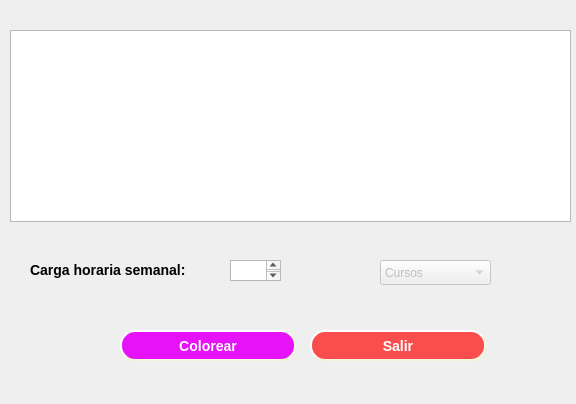
Before: the Qt Designer form coloringdialog.ui in Santiago-Pinto/colorcraft, drawn with Qt 5.
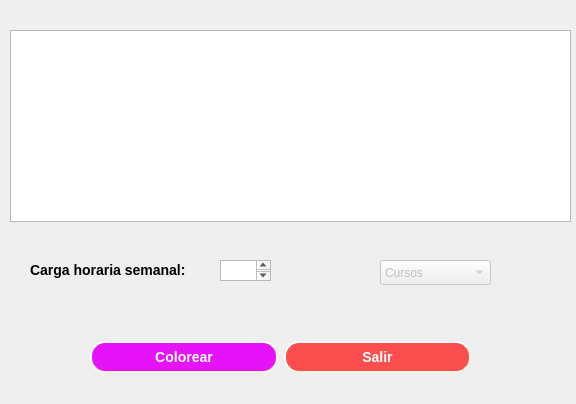
After: the same form once the commit is applied.

```diff
--- a/coloringdialog.ui
+++ b/coloringdialog.ui
@@ -22,88 +22,6 @@
      <height>385</height>
     </rect>
    </property>
-   <widget class="QPushButton" name="colorBtn">
-    <property name="geometry">
-     <rect>
-      <x>120</x>
-      <y>330</y>
-      <width>176</width>
-      <height>31</height>
-     </rect>
-    </property>
-    <property name="styleSheet">
-     <string notr="true">QPushButton {
-      background-color: rgb(230, 19, 249);
-	  border-style: outset;
-	  border-width: 2px;
-	  border-radius: 15px;
-	  border-color: beige;
-	  font: bold 14px;
-	  color: white;
-	  min-width: 10em;
-	  padding: 6px;
- }
-
-QPushButton:hover:!pressed
-{
-      background-color: rgb(189, 0, 174);
-	  border-style: outset;
-	  border-width: 2px;
-	  border-radius: 15px;
-	  border-color: beige;
-	  font: bold 14px;
-	  color: white;
-	  min-width: 10em;
-	  padding: 6px;
-}
-QPushButton:disabled {
-background-color:rgb(136, 138, 133);
-}</string>
-    </property>
-    <property name="text">
-     <string>Colorear</string>
-    </property>
-   </widget>
-   <widget class="QPushButton" name="exitBtn">
-    <property name="geometry">
-     <rect>
-      <x>310</x>
-      <y>330</y>
-      <width>176</width>
-      <height>31</height>
-     </rect>
-    </property>
-    <property name="styleSheet">
-     <string notr="true">QPushButton {
-      background-color: rgb(250, 78, 78);
-	  border-style: outset;
-	  border-width: 2px;
-	  border-radius: 15px;
-	  border-color: beige;
-	  font: bold 14px;
-	  color: white;
-	  min-width: 10em;
-	  padding: 6px;
- }
-
-
-QPushButton:hover:!pressed
-{
-      background-color: rgb(204, 0, 0);
-	  border-style: outset;
-	  border-width: 2px;
-	  border-radius: 15px;
-	  border-color: beige;
-	  font: bold 14px;
-	  color: white;
-	  min-width: 10em;
-	  padding: 6px;
-}</string>
-    </property>
-    <property name="text">
-     <string>Salir</string>
-    </property>
-   </widget>
    <widget class="QTableWidget" name="scheduleGrd">
     <property name="geometry">
      <rect>
@@ -158,7 +76,7 @@
    <widget class="QTextEdit" name="textEdit">
     <property name="geometry">
      <rect>
-      <x>230</x>
+      <x>220</x>
       <y>260</y>
       <width>51</width>
       <height>21</height>
@@ -173,6 +91,101 @@
 &lt;p style=&quot;-qt-paragraph-type:empty; margin-top:0px; margin-bottom:0px; margin-left:0px; margin-right:0px; -qt-block-indent:0; text-indent:0px;&quot;&gt;&lt;br /&gt;&lt;/p&gt;&lt;/body&gt;&lt;/html&gt;</string>
     </property>
    </widget>
+   <widget class="QLabel" name="lblProcessing">
+    <property name="geometry">
+     <rect>
+      <x>220</x>
+      <y>290</y>
+      <width>91</width>
+      <height>51</height>
+     </rect>
+    </property>
+    <property name="text">
+     <string/>
+    </property>
+   </widget>
+   <widget class="QWidget" name="">
+    <property name="geometry">
+     <rect>
+      <x>90</x>
+      <y>340</y>
+      <width>381</width>
+      <height>34</height>
+     </rect>
+    </property>
+    <layout class="QHBoxLayout" name="horizontalLayout">
+     <item>
+      <widget class="QPushButton" name="colorBtn">
+       <property name="styleSheet">
+        <string notr="true">QPushButton {
+      background-color: rgb(230, 19, 249);
+	  border-style: outset;
+	  border-width: 2px;
+	  border-radius: 15px;
+	  border-color: beige;
+	  font: bold 14px;
+	  color: white;
+	  min-width: 10em;
+	  padding: 6px;
+ }
+
+QPushButton:hover:!pressed
+{
+      background-color: rgb(189, 0, 174);
+	  border-style: outset;
+	  border-width: 2px;
+	  border-radius: 15px;
+	  border-color: beige;
+	  font: bold 14px;
+	  color: white;
+	  min-width: 10em;
+	  padding: 6px;
+}
+QPushButton:disabled {
+background-color:rgb(136, 138, 133);
+}</string>
+       </property>
+       <property name="text">
+        <string>Colorear</string>
+       </property>
+      </widget>
+     </item>
+     <item>
+      <widget class="QPushButton" name="exitBtn">
+       <property name="styleSheet">
+        <string notr="true">QPushButton {
+      background-color: rgb(250, 78, 78);
+	  border-style: outset;
+	  border-width: 2px;
+	  border-radius: 15px;
+	  border-color: beige;
+	  font: bold 14px;
+	  color: white;
+	  min-width: 10em;
+	  padding: 6px;
+ }
+
+
+QPushButton:hover:!pressed
+{
+      background-color: rgb(204, 0, 0);
+	  border-style: outset;
+	  border-width: 2px;
+	  border-radius: 15px;
+	  border-color: beige;
+	  font: bold 14px;
+	  color: white;
+	  min-width: 10em;
+	  padding: 6px;
+}</string>
+       </property>
+       <property name="text">
+        <string>Salir</string>
+       </property>
+      </widget>
+     </item>
+    </layout>
+   </widget>
   </widget>
  </widget>
  <resources/>
```
Left out of the diff: 2 changed lines with no effect on the pictures.
